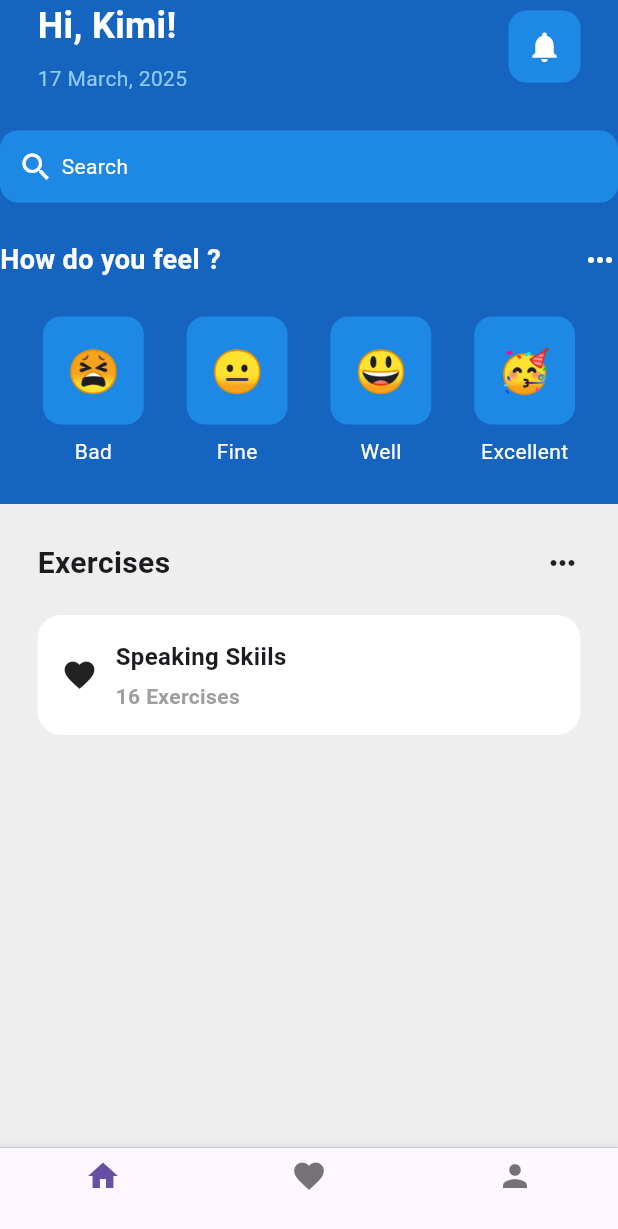
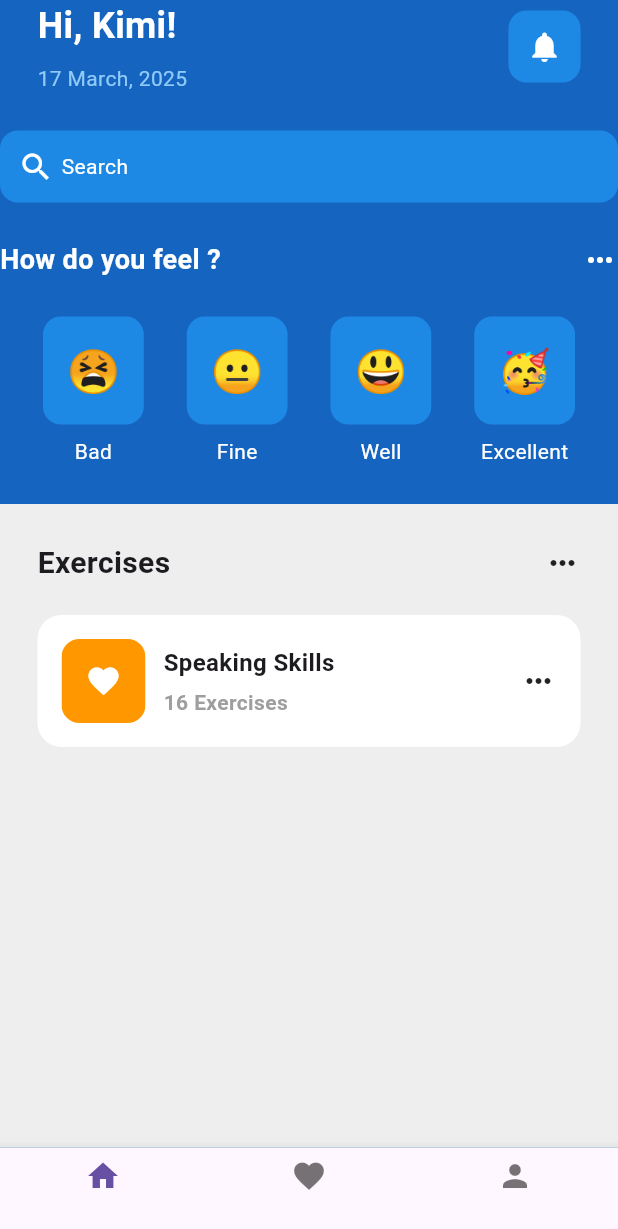
Before and after one commit to OrewaKimi/uts_mobile-programing-lanjut, a Flutter app: the screen it shows after launch, on a phone screen of 412 x 824 dp. Shown: the top 1229 px of the screen. Run offline on Flutter 3.47's test engine with Material 3 defaults, Android fonts, the phone set to English and light mode, and no system bars.

Commit message:
add color for widget

```diff
--- a/lib/pages/home_page.dart
+++ b/lib/pages/home_page.dart
@@ -50,7 +50,6 @@ class _HomePageState extends State<HomePage> {
                           ),
                         ],
                       ),
-
                       //Notification
                       Container(
                         decoration: BoxDecoration(
@@ -157,7 +156,6 @@ class _HomePageState extends State<HomePage> {
                 child: Center(
                   child: Column(
                     children: [
-
                       //exercises heading
                       Row(
                         mainAxisAlignment: MainAxisAlignment.spaceBetween,
@@ -175,7 +173,6 @@ class _HomePageState extends State<HomePage> {
                       SizedBox(
                         height: 20,
                       ),
-
                       //Listiew of exercises
                       Container(
                         padding: EdgeInsets.all(16),
@@ -183,8 +180,22 @@ class _HomePageState extends State<HomePage> {
                           color: Colors.white,
                           borderRadius: BorderRadius.circular(16),
                         ),
-                        child: Row(children: [
-                          Icon(Icons.favorite),
+                        child: Row(
+                          mainAxisAlignment: MainAxisAlignment.spaceBetween,
+                          children: [
+                            Row(
+                              children: [
+                                ClipRRect(
+                                  borderRadius: BorderRadius.circular(12),
+                                  child: Container(
+                                    padding: EdgeInsets.all(16),
+                                    color: Colors.orange,
+                                    child: Icon(
+                                      Icons.favorite,
+                                      color: Colors.white,
+                                    ),
+                                  ),
+                                ),
                                 SizedBox(
                                   width: 12,
                                 ),
@@ -192,8 +203,10 @@ class _HomePageState extends State<HomePage> {
                                   crossAxisAlignment: CrossAxisAlignment.start,
                                   children: [
                                     //title
-                          Text('Speaking Skiils',
-                            style: TextStyle(fontWeight: FontWeight.bold,
+                                    Text(
+                                      'Speaking Skills',
+                                      style: TextStyle(
+                                        fontWeight: FontWeight.bold,
                                         fontSize: 16,
                                       ),
                                     ),
@@ -201,17 +214,22 @@ class _HomePageState extends State<HomePage> {
                                       height: 5,
                                     ),
                                     //subtitle
-                          Text('16 Exercises',
-                          style: TextStyle(fontWeight: FontWeight.bold,
+                                    Text(
+                                      '16 Exercises',
+                                      style: TextStyle(
+                                        fontWeight: FontWeight.bold,
                                         color: Colors.grey,
                                         fontSize: 14,
                                       ),
                                     ),
                                   ],
-                            )
+                                ),
                               ],
                             ),
-                      )
+                            Icon(Icons.more_horiz),
+                          ],
+                        ),
+                      ),
                     ],
                   ),
                 ),
```
Lines whose indentation alone changed are shown as unchanged.
